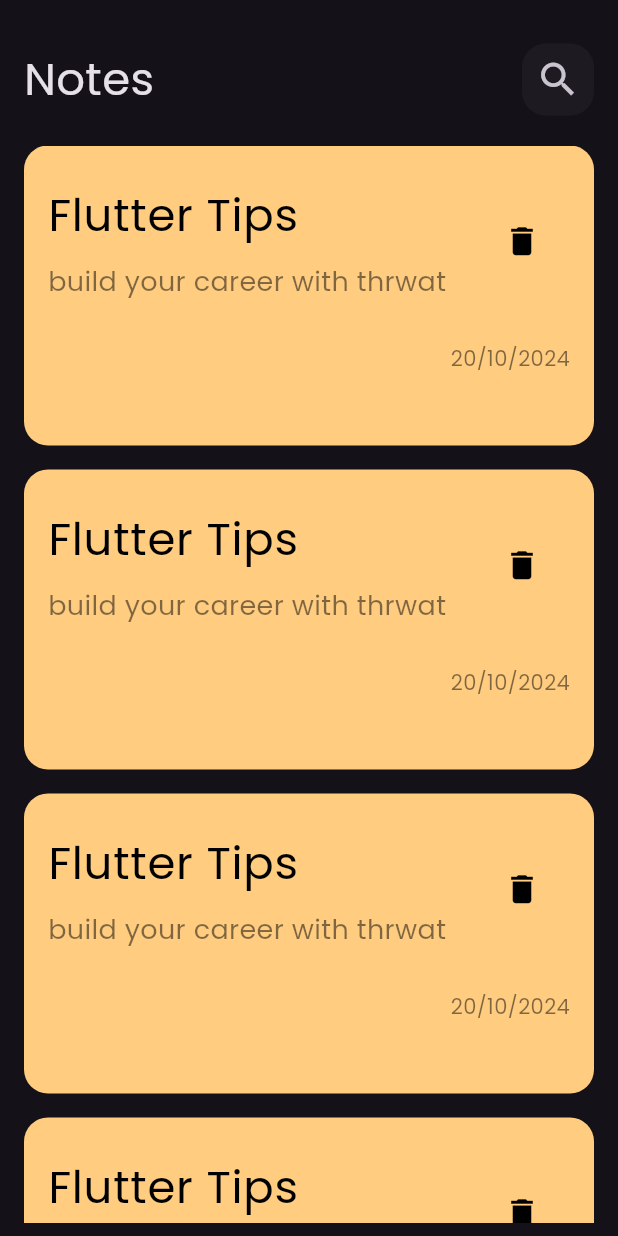
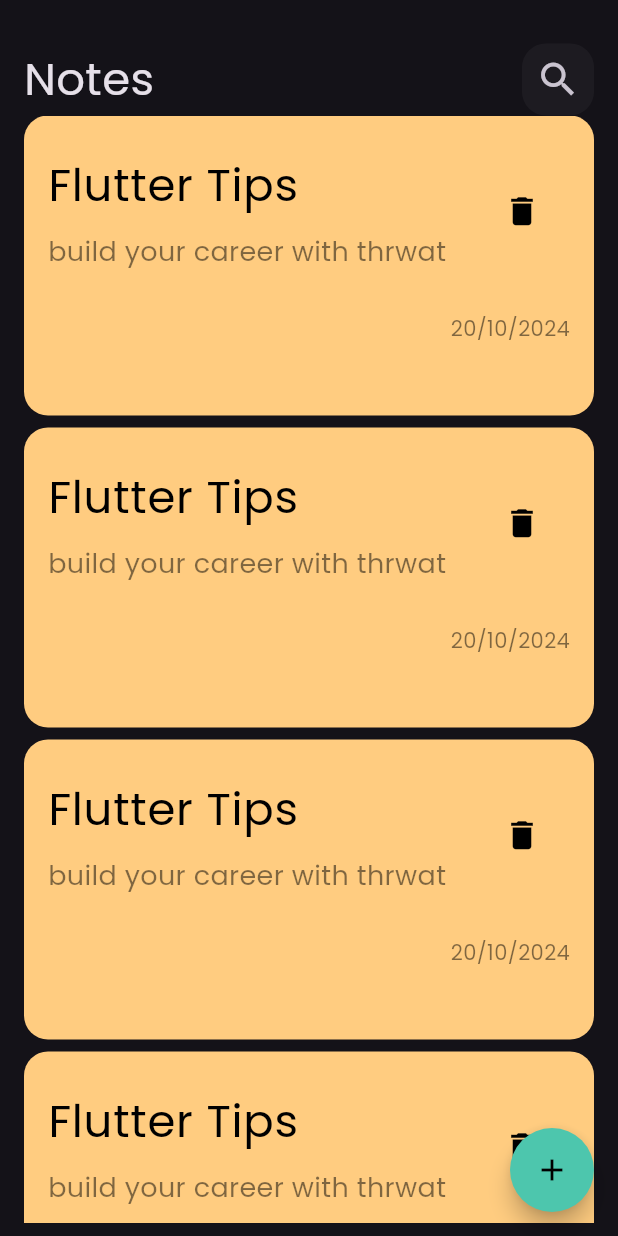
Before and after one commit to hamza-alhinawi/Note_App, a Flutter app: the screen it shows after launch, on a phone screen of 412 x 824 dp. Run offline on Flutter 3.47's test engine with Material 3 defaults, Android fonts, the phone set to English and light mode, and no system bars.

Commit message:
ADD floating action buttom

```diff
--- a/lib/Views/notes_view.dart
+++ b/lib/Views/notes_view.dart
@@ -6,6 +6,14 @@ class NotesView extends StatelessWidget {
 
   @override
   Widget build(BuildContext context) {
-    return Scaffold(body: NotesViewBody());
+    return Scaffold(
+      floatingActionButton: FloatingActionButton(
+        onPressed: () {},
+        shape: CircleBorder(),
+        backgroundColor: Color(0xff4DC6AD),
+        child: Icon(Icons.add, color: Colors.black),
+      ),
+      body: NotesViewBody(),
+    );
   }
 }
--- a/lib/widgets/custom_app_bar.dart
+++ b/lib/widgets/custom_app_bar.dart
@@ -7,7 +7,7 @@ class CustomAppBar extends StatelessWidget {
   @override
   Widget build(BuildContext context) {
     return Padding(
-      padding: const EdgeInsets.symmetric(vertical: 20.0),
+      padding: const EdgeInsets.only(top: 20),
       child: Row(
         children: [
           Text('Notes', style: TextStyle(fontSize: 30)),
--- a/lib/widgets/custom_note_item.dart
+++ b/lib/widgets/custom_note_item.dart
@@ -6,7 +6,7 @@ class CustomNoteItem extends StatelessWidget {
   @override
   Widget build(BuildContext context) {
     return Container(
-      margin: EdgeInsets.only(bottom: 16),
+      margin: EdgeInsets.only(bottom: 8),
       padding: const EdgeInsets.only(top: 16, bottom: 16),
       height: 200,
       width: double.infinity,
--- a/lib/widgets/custom_note_list_view.dart
+++ b/lib/widgets/custom_note_list_view.dart
@@ -3,7 +3,7 @@ import 'package:note_app/widgets/custom_note_item.dart';
 
 class CustomNoteListView extends StatelessWidget {
   const CustomNoteListView({super.key});
-
+  final List data = const [];
   @override
   Widget build(BuildContext context) {
     return Expanded(
```
